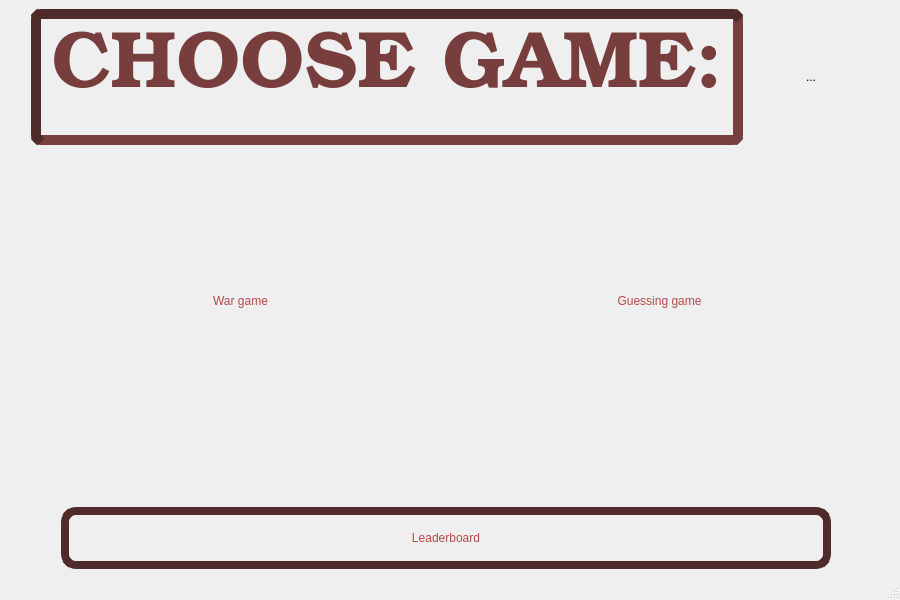
This is MATFWars/src/mainwindow.ui in Divljo31/MATFWars as Qt 5 draws it before an edit. The edited form follows.
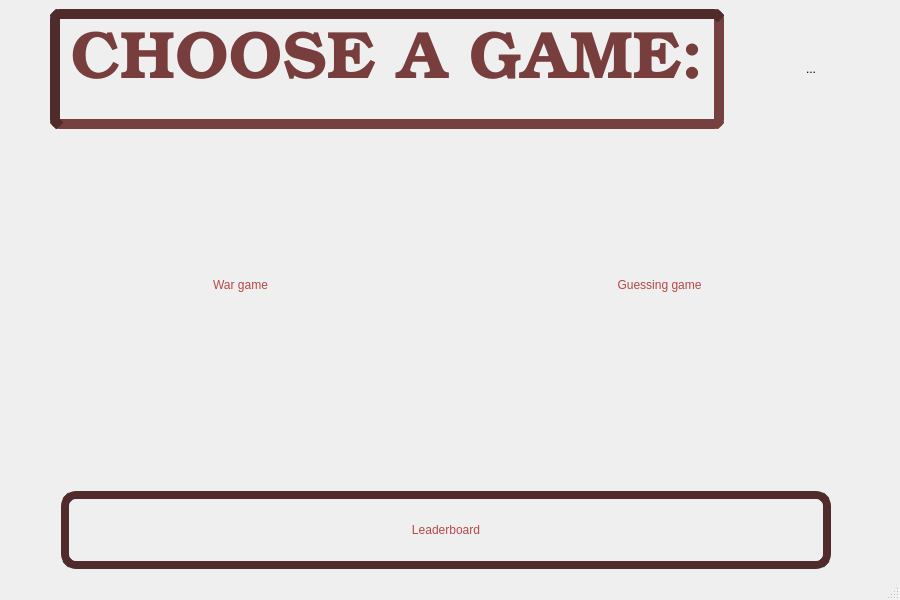
This is the edited form. Icons and pictures are not drawn.

Commit message: mala ispravka ui

Diff of the .ui file:
```diff
--- a/MATFWars/src/mainwindow.ui
+++ b/MATFWars/src/mainwindow.ui
@@ -76,7 +76,7 @@
         <property name="font">
          <font>
           <family>URW Bookman</family>
-          <pointsize>60</pointsize>
+          <pointsize>50</pointsize>
           <italic>false</italic>
           <bold>true</bold>
           <underline>false</underline>
@@ -111,7 +111,7 @@
          <number>0</number>
         </property>
         <property name="text">
-         <string>&lt;html&gt;&lt;head/&gt;&lt;body&gt;&lt;p align=&quot;center&quot;&gt;&lt;span style=&quot; font-weight:700; color:#783d3d;&quot;&gt;CHOOSE GAME:&lt;/span&gt;&lt;/p&gt;&lt;/body&gt;&lt;/html&gt;</string>
+         <string>&lt;html&gt;&lt;head/&gt;&lt;body&gt;&lt;p align=&quot;center&quot;&gt;&lt;span style=&quot; font-weight:700; color:#783d3d;&quot;&gt;CHOOSE A GAME:&lt;/span&gt;&lt;/p&gt;&lt;/body&gt;&lt;/html&gt;</string>
         </property>
         <property name="alignment">
          <set>Qt::AlignCenter</set>
```
Left out of the diff: 2 changed lines with no effect on the pictures.
